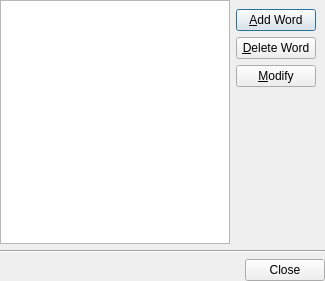
Before: the Qt Designer form ui/customwords.ui in pwizard2/robojournal, drawn with Qt 5.
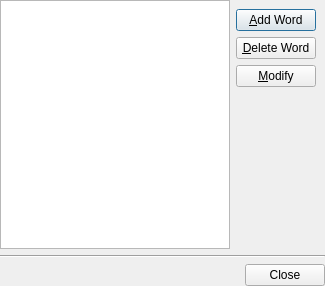
After: the same form once the commit is applied.

Commit message: added modify and delete functions to CustomWords

```diff
--- a/ui/customwords.ui
+++ b/ui/customwords.ui
@@ -7,7 +7,7 @@
     <x>0</x>
     <y>0</y>
     <width>325</width>
-    <height>281</height>
+    <height>286</height>
    </rect>
   </property>
   <property name="windowTitle">
```
The commit also changes 2 other files.
